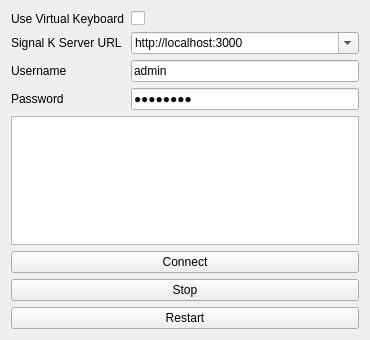
This is ui/Settings.ui in OpenFairWind/FairWindSK as Qt 5 draws it before an edit. The edited form follows.
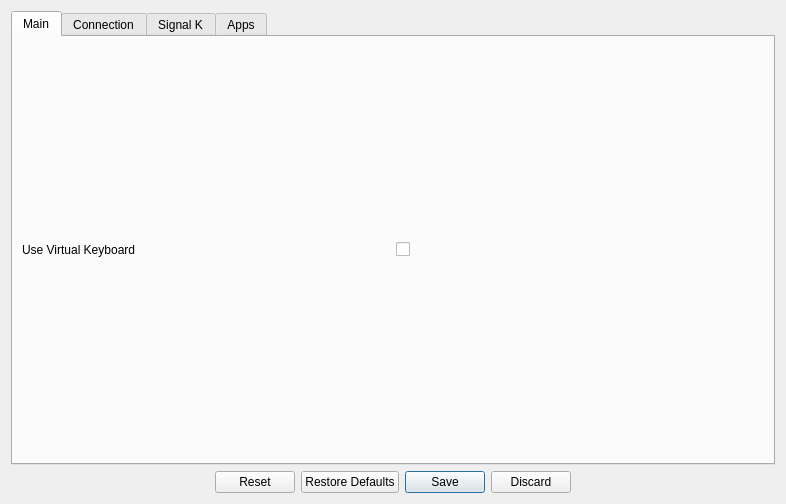
This is the edited form.

Commit message: New Settings user inferface

Diff of the .ui file:
```diff
--- a/ui/Settings.ui
+++ b/ui/Settings.ui
@@ -6,14 +6,47 @@
    <rect>
     <x>0</x>
     <y>0</y>
-    <width>370</width>
-    <height>340</height>
+    <width>786</width>
+    <height>504</height>
    </rect>
   </property>
   <property name="windowTitle">
    <string>Settings</string>
   </property>
   <layout class="QGridLayout" name="gridLayout_2">
+   <item row="0" column="0">
+    <layout class="QVBoxLayout" name="verticalLayout">
+     <item>
+      <widget class="QTabWidget" name="tabWidget">
+       <property name="currentIndex">
+        <number>0</number>
+       </property>
+       <widget class="QWidget" name="tab_main">
+        <attribute name="title">
+         <string>Main</string>
+        </attribute>
+        <layout class="QGridLayout" name="gridLayout_1">
+            <item row="0" column="1">
+      <widget class="QLabel" name="label_virtualkeyboard">
+       <property name="text">
+        <string>Use Virtual Keyboard</string>
+       </property>
+      </widget>
+     </item>
+     <item row="0" column="2">
+      <widget class="QCheckBox" name="checkBox_virtualkeboard">
+       <property name="text">
+        <string/>
+       </property>
+      </widget>
+     </item>
+        </layout>
+       </widget>
+       <widget class="QWidget" name="tab_connection">
+        <attribute name="title">
+         <string>Connection</string>
+        </attribute>
+        <layout class="QGridLayout" name="gridLayout_3">
    <item row="2" column="1">
     <widget class="QPushButton" name="pushButton_connect">
      <property name="text">
@@ -86,20 +119,6 @@
        </property>
       </widget>
      </item>
-     <item row="0" column="1">
-      <widget class="QLabel" name="label_virtualkeyboard">
-       <property name="text">
-        <string>Use Virtual Keyboard</string>
-       </property>
-      </widget>
-     </item>
-     <item row="0" column="2">
-      <widget class="QCheckBox" name="checkBox_virtualkeboard">
-       <property name="text">
-        <string/>
-       </property>
-      </widget>
-     </item>
     </layout>
    </item>
    <item row="1" column="1">
@@ -115,6 +134,32 @@
       <string>Stop</string>
      </property>
     </widget>
+         </item>
+        </layout>
+       </widget>
+       <widget class="QWidget" name="tab_signalk">
+        <attribute name="title">
+         <string>Signal K</string>
+        </attribute>
+       </widget>
+       <widget class="QWidget" name="tab_apps">
+        <attribute name="title">
+         <string>Apps</string>
+        </attribute>
+       </widget>
+      </widget>
+     </item>
+     <item>
+      <widget class="QDialogButtonBox" name="buttonBox">
+       <property name="standardButtons">
+        <set>QDialogButtonBox::Discard|QDialogButtonBox::Reset|QDialogButtonBox::RestoreDefaults|QDialogButtonBox::Save</set>
+       </property>
+       <property name="centerButtons">
+        <bool>true</bool>
+       </property>
+      </widget>
+     </item>
+    </layout>
    </item>
   </layout>
  </widget>
```
Lines whose indentation alone changed are shown as unchanged.
